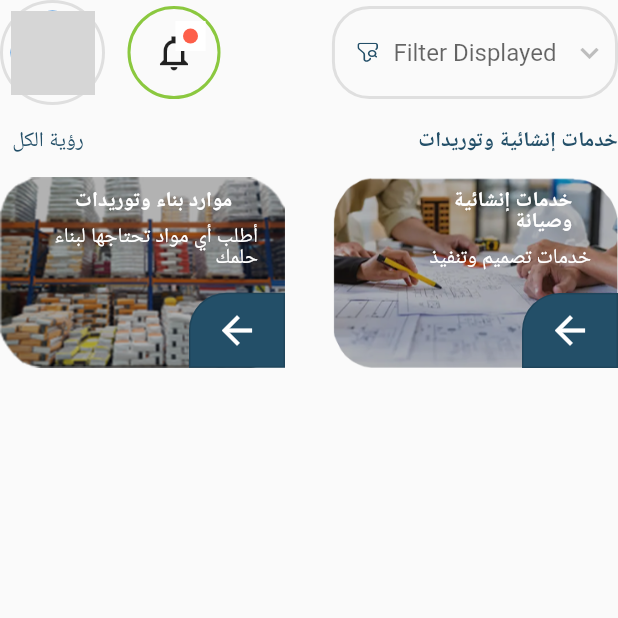
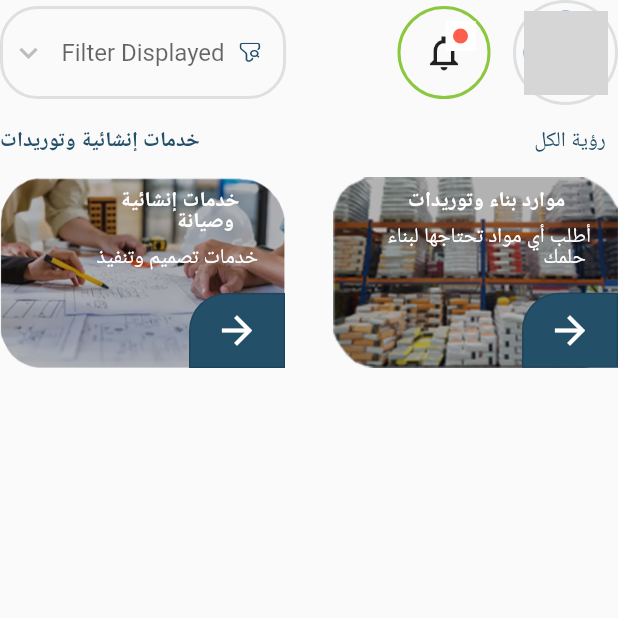
Before and after one commit to BkrTech101-InnovaMind/tadllal-app, a Flutter app: the screen it shows after launch, on a phone screen of 412 x 824 dp, the top half of it. Run offline on Flutter 3.47's test engine with Material 2 defaults, Android fonts, the phone set to English and light mode, and no system bars; our stand-ins replace flutter_svg; network calls fail; grey boxes are pictures that could not be loaded.

Commit message:
refactor(main): add a directionality property to change the entier app direction to rtl

```diff
--- a/app/lib/main.dart
+++ b/app/lib/main.dart
@@ -12,8 +12,11 @@ class TadllalApp extends StatelessWidget {
   Widget build(BuildContext context) {
     return const MaterialApp(
       debugShowCheckedModeBanner: false,
-      home: Scaffold(
-        body: SafeArea(child: HomePage()),
+      home: Directionality(
+        textDirection: TextDirection.rtl,
+        child: Scaffold(
+          body: SafeArea(child: HomePage()),
+        ),
       ),
     );
   }
```
